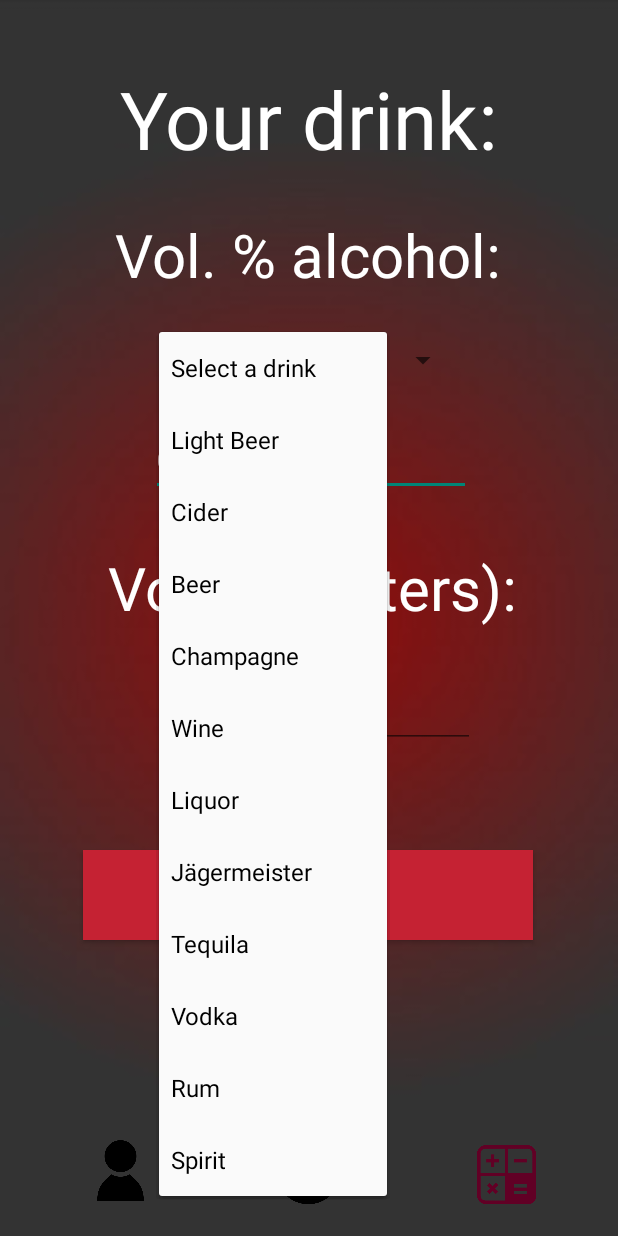
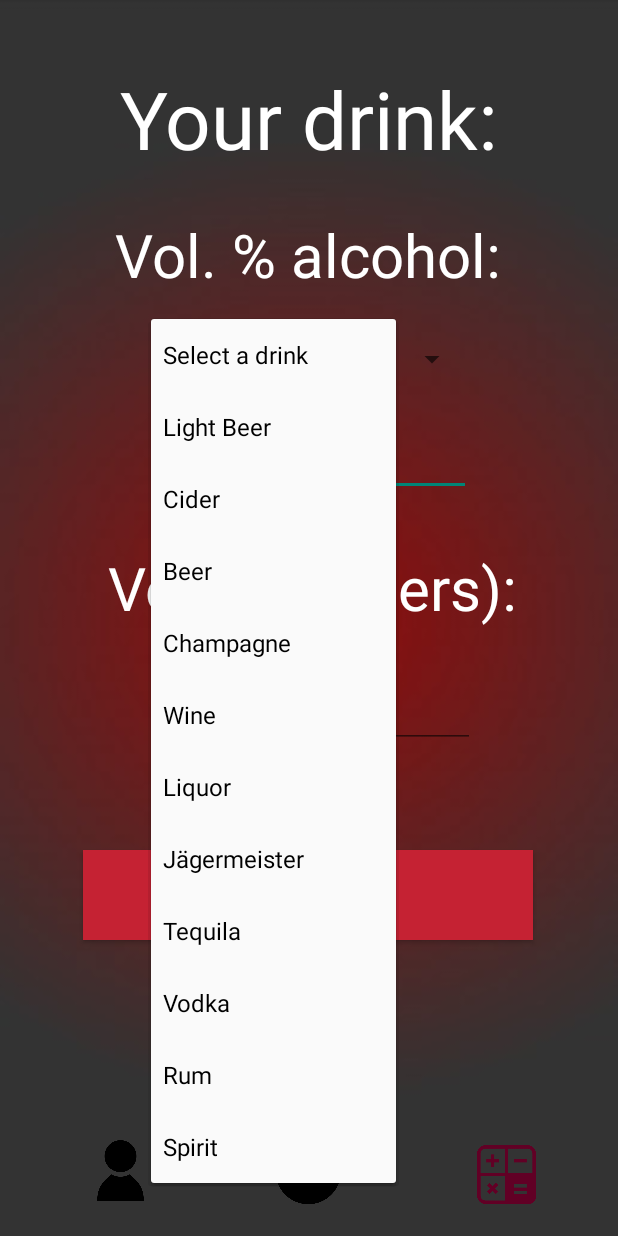
Before and after one commit to jeffthechristian/MPI2-COURSEWORK, an Android app: the AlcoholCalculator screen opened directly, with no data from a screen before it, after a tap on "Select a drink", on a phone screen of 412 x 824 dp. Run offline under Robolectric (Android 15) with nearby library versions, the phone set to English and light mode, and no system bars; our stand-ins replace Firebase (no records; nobody signed in at launch, a user with empty details on screens opened directly).

Commit message:
ux stuff i think

```diff
--- a/Alcholator/app/src/main/java/com/example/alcholator/AlcoholCalculator.java
+++ b/Alcholator/app/src/main/java/com/example/alcholator/AlcoholCalculator.java
@@ -122,12 +122,12 @@ public class AlcoholCalculator extends AppCompatActivity {
 
         btnSaveData2.setOnClickListener(view -> {
             if (TextUtils.isEmpty(sweight)) {
-                Toast.makeText(getApplicationContext(), "Please input your weight and gender!", Toast.LENGTH_SHORT).show();
+                Toast.makeText(getApplicationContext(), "Please input your weight and gender! Profile -> Edit data", Toast.LENGTH_SHORT).show();
                 return;
             }
 
             if (TextUtils.isEmpty(sgender)) {
-                Toast.makeText(getApplicationContext(), "Please input your weight and gender!", Toast.LENGTH_SHORT).show();
+                Toast.makeText(getApplicationContext(), "Please input your weight and gender! Profile -> Edit data", Toast.LENGTH_SHORT).show();
                 return;
             }
 
--- a/Alcholator/app/src/main/res/layout/activity_alcohol_calculator.xml
+++ b/Alcholator/app/src/main/res/layout/activity_alcohol_calculator.xml
@@ -11,14 +11,14 @@
 
     <Spinner
         android:id="@+id/spin"
-        android:layout_width="200dp"
-        android:layout_height="37dp"
+        android:layout_width="211dp"
+        android:layout_height="54dp"
+        android:maxHeight="100dp"
         android:textColor="@color/white"
         app:layout_constraintBottom_toTopOf="@+id/alcStrengthInput"
         app:layout_constraintEnd_toEndOf="parent"
         app:layout_constraintStart_toStartOf="parent"
-        app:layout_constraintTop_toBottomOf="@+id/textView8"
-        android:maxHeight="100dp"/>
+        app:layout_constraintTop_toBottomOf="@+id/textView8" />
 
     <TextView
         android:id="@+id/textView9"
--- a/Alcholator/app/src/main/res/layout/activity_profile.xml
+++ b/Alcholator/app/src/main/res/layout/activity_profile.xml
@@ -83,7 +83,6 @@
         android:id="@+id/currentWeight"
         android:layout_width="328dp"
         android:layout_height="38dp"
-        android:text="Weight: "
         android:textAlignment="center"
         android:textColor="@color/white"
         android:textSize="60px"
@@ -98,7 +97,6 @@
         android:id="@+id/currentGender"
         android:layout_width="328dp"
         android:layout_height="38dp"
-        android:text="Gender:"
         android:textAlignment="center"
         android:textColor="@color/white"
         android:textSize="60px"
```
